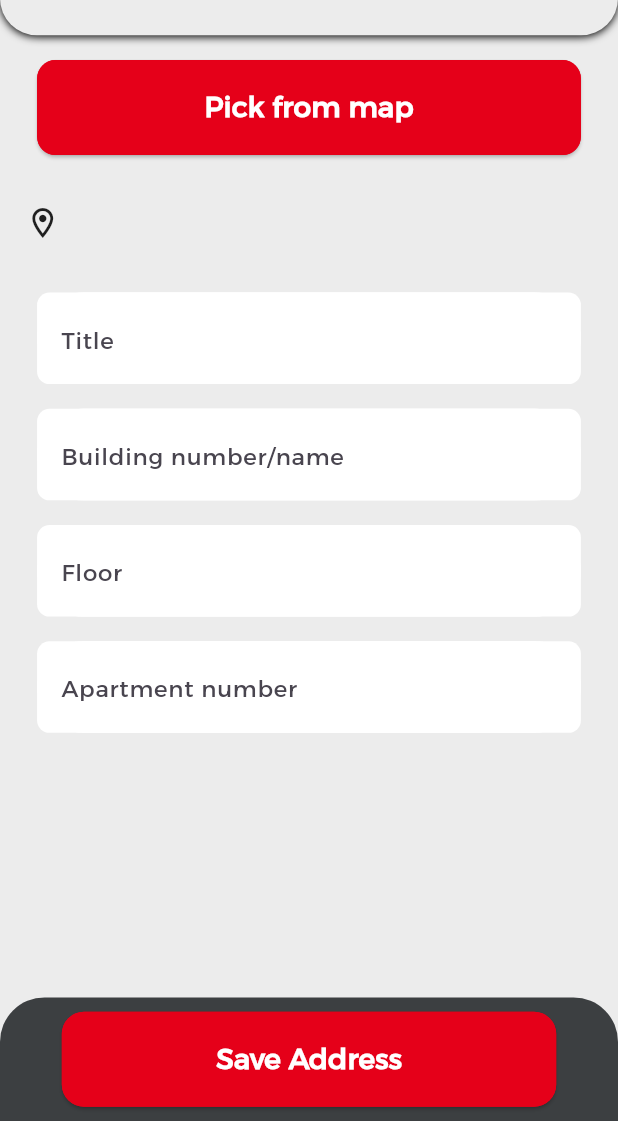
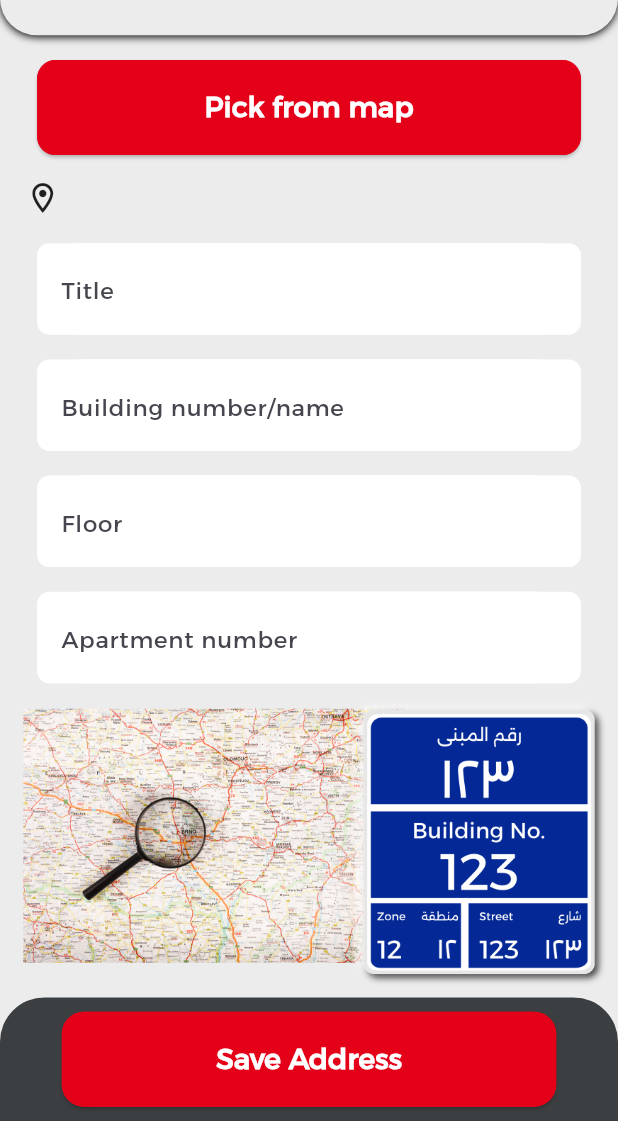
Before and after one commit to zoalfkardeeb/autoworld, a Flutter app: the AddAddress screen opened directly, on a phone screen of 412 x 824 dp, the part 115-1236 px from its top. Run offline on Flutter 3.47's test engine with Material 3 defaults, Android fonts, the phone set to English and light mode, and no system bars; our stand-ins replace another_flushbar, app_links, cached_network_image, cloud_firestore, dio, double_back_to_close_app and 29 more; missing offline and left inert: easy_pdf_viewer, flutter_facebook_auth, mailer, map_location_picker, platform_device_id, simple_tooltip; accounts and stored records are empty; network calls fail; project files that could hold a hidden picture were left out.

Commit message:
address image, rootation image

```diff
--- a/lib/constant/images/imagePath.dart
+++ b/lib/constant/images/imagePath.dart
@@ -18,4 +18,5 @@ class ImagePath{
   static String offers = 'assets/images/selectScreen/Offers.png';
   static String rentACar = 'assets/images/selectScreen/Rent-a-car.png';
   static String networkLogo = 'https://www.autoworldqa.com/images/logo.png';
+  static String address = 'assets/images/address.png';
 }
--- a/lib/main.dart
+++ b/lib/main.dart
@@ -159,7 +159,7 @@ class MyApp extends StatelessWidget {
           theme: ThemeData(
             primarySwatch: Colors.red,
           ),
-          home: MainWorkerScreen(),//const SplashScreen(),
+          home: SplashScreen(),//MainWorkerScreen(),//const SplashScreen(),
           routes: const {
           },
         );
--- a/lib/photoView.dart
+++ b/lib/photoView.dart
@@ -23,7 +23,7 @@ class PhotoView extends StatelessWidget {
           _topBar(curve, context),
           //Padding(padding:EdgeInsets.symmetric(horizontal: 40), child: GestureDetector(child: Icon(Icons.close, color: MyColors.white,),onTap: ()=>Navigator.pop(context))),
           Expanded(
-              child: networkImageList==null? p.PhotoView(imageProvider: networkImage,):
+              child: networkImageList==null? p.PhotoView(imageProvider: networkImage, enableRotation: false,):
                   _listPhoto(context)
             ,
           ),
@@ -36,7 +36,6 @@ class PhotoView extends StatelessWidget {
       mainAxisAlignment: MainAxisAlignment.center,
       children: [
         Flexible(
-          child: Container(
           child: PhotoViewGallery.builder(
             scrollPhysics: const BouncingScrollPhysics(),
             builder: (BuildContext context, int index) {
@@ -47,7 +46,6 @@ class PhotoView extends StatelessWidget {
               );
             },
             itemCount: networkImageList!.length,
-                enableRotation:true,
           /*  loadingBuilder: (context, event) => Center(
               child: Container(
                 width: 20.0,
@@ -65,7 +63,6 @@ class PhotoView extends StatelessWidget {
             ),
             pageController: _pageController,
             onPageChanged: (value) =>  onPageChanged(value),
-              )
           ),
         ),
         SizedBox(
--- a/lib/screen/address/addAddress.dart
+++ b/lib/screen/address/addAddress.dart
@@ -3,6 +3,7 @@ import 'package:automall/api.dart';
 import 'package:automall/const.dart';
 import 'package:automall/constant/app_size.dart';
 import 'package:automall/constant/color/MyColors.dart';
+import 'package:automall/constant/images/imagePath.dart';
 import 'package:automall/constant/string/Strings.dart';
 import 'package:automall/helper/functions.dart';
 import 'package:automall/localizations.dart';
@@ -75,7 +76,7 @@ class _AddAddressState extends State<AddAddress> {
                           null, () async => await _showPlacePicker()),
                     ),
                     Padding(
-                      padding: EdgeInsets.all(AppWidth.w4),
+                      padding: EdgeInsets.symmetric(horizontal:AppWidth.w4),
                       child: Row(
                         children: [
                           const Icon(Icons.location_on_outlined),
@@ -106,12 +107,13 @@ class _AddAddressState extends State<AddAddress> {
                                   _aprController,
                                   AppLocalizations.of(context)!
                                       .translate('Apartment number')),
-                              SizedBox(height: AppHeight.h1,),
+                              SizedBox(height: AppHeight.h1/2,),
                             ],
                           ),
                         ),
                       ),
                     ),
+                    Image.asset(ImagePath.address),
                   ],
                 )
             ),
```
Also changed, not shown: assets/images/address.png (added). Lines whose indentation alone changed are shown as unchanged.
